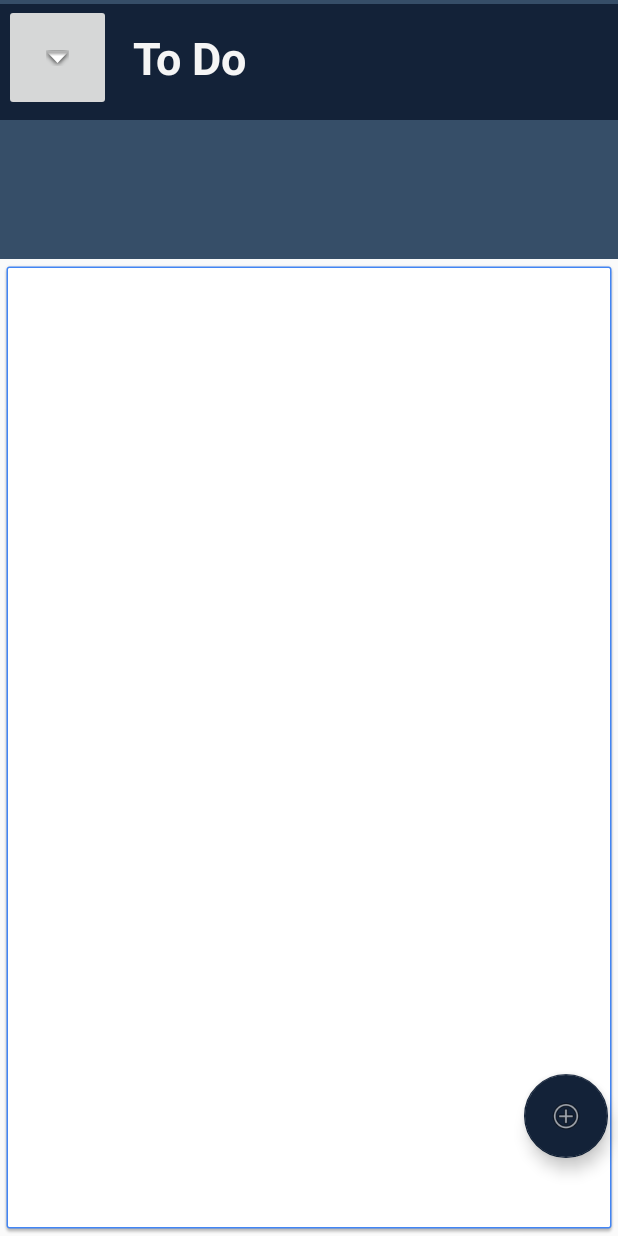
After one commit to acm-projects/beststudent, an Android app: the layout todo.xml on its own in the app's theme, with its tools: preview values and no code run, on a phone screen of 412 x 824 dp. The commit adds this screen. Run offline under Robolectric (Android 15) with nearby library versions, the phone set to English and light mode, and no system bars.

Commit message:
Add todo list page layout, change colors to our palette

```diff
--- a/app/build.gradle
+++ b/app/build.gradle
@@ -27,9 +27,16 @@ dependencies {
     androidTestImplementation 'com.android.support.test:runner:1.0.2'
     androidTestImplementation 'com.android.support.test.espresso:espresso-core:3.0.2'
 
+    implementation 'com.android.support:customtabs:28.0.0'
+    implementation 'com.android.support:support-media-compat:28.0.0'
+    implementation 'com.android.support:support-v4:28.0.0'
+
+
     // Firebase
     implementation 'com.google.firebase:firebase-core:16.0.7'
     implementation 'com.google.firebase:firebase-database:16.0.6'
     implementation 'com.google.firebase:firebase-auth:16.1.0'
     implementation 'com.firebaseui:firebase-ui-auth:4.1.0'
+    implementation 'com.android.support.constraint:constraint-layout:1.1.3'
+    implementation 'com.android.support:recyclerview-v7:28.0.0'
 }
--- /dev/null
+++ b/app/src/main/res/layout/todo.xml
@@ -0,0 +1,101 @@
+<?xml version="1.0" encoding="utf-8"?>
+<android.support.constraint.ConstraintLayout xmlns:android="http://schemas.android.com/apk/res/android"
+    xmlns:app="http://schemas.android.com/apk/res-auto"
+    xmlns:tools="http://schemas.android.com/tools"
+    android:layout_width="match_parent"
+    android:layout_height="match_parent">
+
+    <ImageView
+        android:id="@+id/background"
+        android:layout_width="885dp"
+        android:layout_height="1532dp"
+        android:layout_marginBottom="652dp"
+        android:scaleType="centerInside"
+        app:layout_constraintBottom_toBottomOf="parent"
+        app:layout_constraintEnd_toEndOf="parent"
+        app:layout_constraintHorizontal_bias="0.0"
+        app:layout_constraintStart_toStartOf="parent"
+        app:srcCompat="@color/colorAccent" />
+
+    <ImageView
+        android:id="@+id/toolbar"
+        android:layout_width="414dp"
+        android:layout_height="77dp"
+        android:layout_marginBottom="8dp"
+        app:layout_constraintBottom_toBottomOf="parent"
+        app:layout_constraintEnd_toEndOf="parent"
+        app:layout_constraintHorizontal_bias="0.0"
+        app:layout_constraintStart_toStartOf="parent"
+        app:layout_constraintTop_toTopOf="parent"
+        app:layout_constraintVertical_bias="0.004"
+        app:srcCompat="@color/colorPrimaryDark" />
+
+    <ImageButton
+        android:id="@+id/imageButton"
+        android:layout_width="71dp"
+        android:layout_height="71dp"
+        android:layout_marginEnd="8dp"
+        android:layout_marginRight="8dp"
+        android:layout_marginBottom="8dp"
+        android:scaleType="centerInside"
+        app:layout_constraintBottom_toBottomOf="parent"
+        app:layout_constraintEnd_toEndOf="parent"
+        app:layout_constraintHorizontal_bias="0.009"
+        app:layout_constraintStart_toStartOf="parent"
+        app:layout_constraintTop_toTopOf="parent"
+        app:layout_constraintVertical_bias="0.004"
+        app:srcCompat="@android:drawable/arrow_down_float" />
+
+    <TextView
+        android:id="@+id/ToDoTitle"
+        android:layout_width="wrap_content"
+        android:layout_height="wrap_content"
+        android:layout_marginStart="8dp"
+        android:layout_marginLeft="8dp"
+        android:layout_marginEnd="8dp"
+        android:layout_marginRight="8dp"
+        android:layout_marginBottom="8dp"
+        android:text="@string/to_do"
+        android:textColor="@color/browser_actions_bg_grey"
+        android:textSize="30sp"
+        android:textStyle="bold"
+        app:layout_constraintBottom_toBottomOf="parent"
+        app:layout_constraintEnd_toEndOf="parent"
+        app:layout_constraintHorizontal_bias="0.253"
+        app:layout_constraintStart_toStartOf="parent"
+        app:layout_constraintTop_toTopOf="parent"
+        app:layout_constraintVertical_bias="0.023" />
+
+    <android.support.v7.widget.RecyclerView
+        android:id="@+id/ToDoList"
+        android:layout_width="match_parent"
+        android:layout_height="650dp"
+        android:background="@drawable/common_google_signin_btn_icon_dark_normal_background"
+        android:scrollbars="vertical"
+        app:layout_constraintBottom_toBottomOf="parent"
+        app:layout_constraintEnd_toEndOf="parent"
+        app:layout_constraintStart_toStartOf="parent"
+        app:layout_constraintTop_toBottomOf="@+id/background"
+        tools:listitem="@android:layout/test_list_item" />
+
+    <android.support.design.widget.FloatingActionButton
+        android:id="@+id/addButton"
+        android:layout_width="56dp"
+        android:layout_height="wrap_content"
+        android:layout_marginStart="364dp"
+        android:layout_marginLeft="364dp"
+        android:layout_marginTop="674dp"
+        android:layout_marginEnd="10dp"
+        android:layout_marginRight="10dp"
+        android:layout_marginBottom="10dp"
+        android:clickable="true"
+        app:backgroundTint="@color/colorPrimaryDark"
+        app:layout_constraintBottom_toBottomOf="parent"
+        app:layout_constraintEnd_toEndOf="parent"
+        app:layout_constraintHorizontal_bias="0.65"
+        app:layout_constraintStart_toStartOf="parent"
+        app:layout_constraintTop_toTopOf="parent"
+        app:srcCompat="@android:drawable/ic_menu_add"
+        app:useCompatPadding="true" />
+
+</android.support.constraint.ConstraintLayout>
--- a/app/src/main/res/values/colors.xml
+++ b/app/src/main/res/values/colors.xml
@@ -1,6 +1,6 @@
 <?xml version="1.0" encoding="utf-8"?>
 <resources>
-    <color name="colorPrimary">#008577</color>
-    <color name="colorPrimaryDark">#00574B</color>
-    <color name="colorAccent">#D81B60</color>
+    <color name="colorPrimary">#98CCD3</color>
+    <color name="colorPrimaryDark">#132238</color>
+    <color name="colorAccent">#364E68</color>
 </resources>
--- a/app/src/main/res/values/strings.xml
+++ b/app/src/main/res/values/strings.xml
@@ -12,4 +12,5 @@
     <string name="permission_rationale">"Contacts permissions are needed for providing email
         completions."
     </string>
+    <string name="to_do">To Do</string>
 </resources>
```
